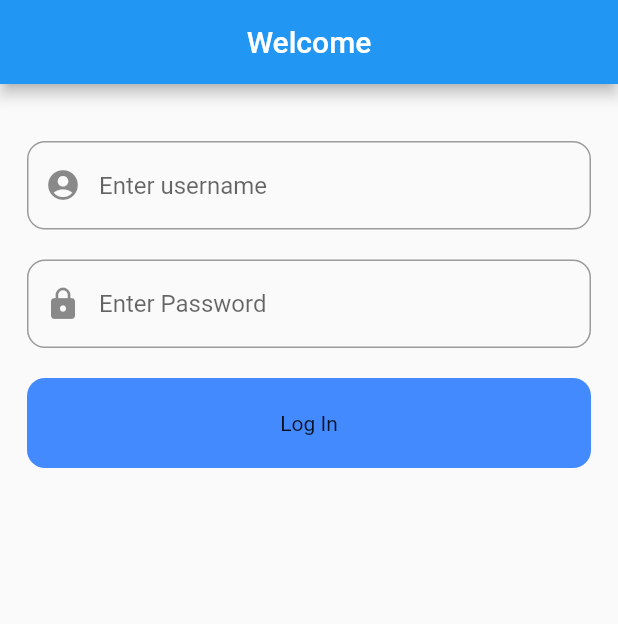
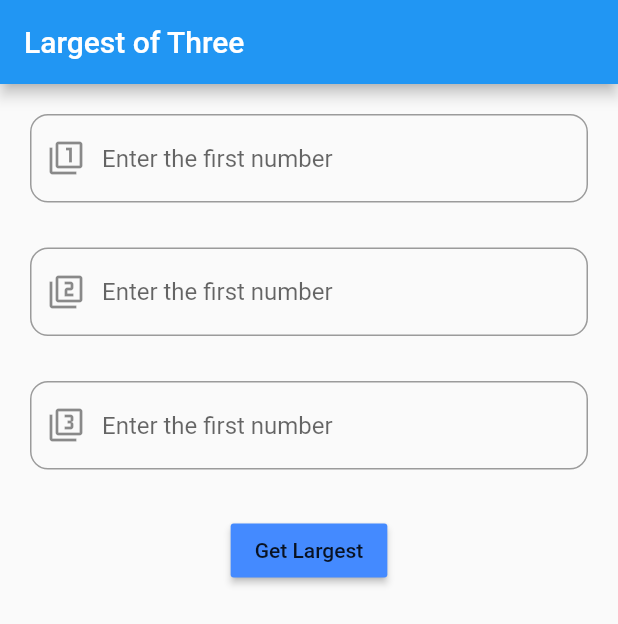
Before and after one commit to JossinAntony/Flutter-Dev-App, a Flutter app: the screen it shows after launch, on a phone screen of 412 x 824 dp. Shown: the top 624 px of the screen. Run offline on Flutter 3.47's test engine with Material 2 defaults, Android fonts, the phone set to English and light mode, and no system bars.

Commit message:
Finding largest of 3 input numbers: largestNumber.dart added.

```diff
--- a/lib/main.dart
+++ b/lib/main.dart
@@ -1,88 +1,8 @@
+import 'package:app_flutter_dev/pages/login.dart';
+import 'package:app_flutter_dev/pages/largestNumber.dart';
+import 'package:app_flutter_dev/pages/add.dart';
 import 'package:flutter/material.dart';
 
 void main() {
-  runApp(MyApp());
+  runApp(LargestNumber());
 }
-
-class MyApp extends StatelessWidget {
-
-  TextEditingController unameController = TextEditingController();
-  TextEditingController pwdController = TextEditingController();
-
-  @override
-  Widget build(BuildContext context) {
-    return MaterialApp(
-      //debugShowCheckedModeBanner: false,
-      home: Scaffold(
-        appBar: AppBar(
-          title: Text("Welcome"),
-          centerTitle: true,
-        ),
-        body: SingleChildScrollView(
-          child: Container(
-            padding: EdgeInsets.all(18.0),
-            child: Center(
-                child: Column(
-                  //mainAxisAlignment: MainAxisAlignment.center,
-                  children: <Widget>[
-                    //Text("Username"),
-                    SizedBox(height: 20.0),
-                    TextField(
-                      controller: unameController,
-                      decoration: InputDecoration(
-                          hintText: "Enter username",
-                          border: OutlineInputBorder(
-                            borderRadius: BorderRadius.circular(12.0),
-                          ),
-                          prefixIcon: Icon(Icons.account_circle),
-                        ),
-                    ),
-                    //Text("Password"),
-                    SizedBox(height: 20.0,),
-                    TextField(
-                      controller: pwdController,
-                      decoration: InputDecoration(
-                        hintText: "Enter Password",
-                        border: OutlineInputBorder(
-                          borderRadius: BorderRadius.circular(12.0),
-                        ),
-                        prefixIcon: Icon(Icons.lock),
-                      ),
-                    ),
-                    SizedBox(height: 20.0),
-                    /*
-                    RaisedButton(
-                      onPressed: (){
-                        //print('Hello World!');
-                        var uname = unameController.text;
-                        var pwd = pwdController.text;
-
-                        print(uname);
-                        print(pwd);
-                      },
-                      color: Colors.blue,
-                      child: Text("Log In"),
-                    )
-                    */
-                    Container(
-                      height:60,
-                      width: 500,
-                      child: Center(
-                        child: Text('Log In'),
-                      ),
-                      decoration: BoxDecoration(
-                        color: Colors.blueAccent,
-                        borderRadius: BorderRadius.circular(12.0),
-                      ),
-
-                    )
-                  ],
-                )
-            ),
-          ),
-        ),
-      ),
-    );
-    //return Text("Hello World!");
-  }
-}
--- /dev/null
+++ b/lib/pages/largestNumber.dart
@@ -0,0 +1,95 @@
+
+
+import 'package:flutter/material.dart';
+
+class LargestNumber extends StatelessWidget {
+
+  TextEditingController num1Cntrlr = TextEditingController();
+  TextEditingController num2Cntrlr = TextEditingController();
+  TextEditingController num3Cntrlr = TextEditingController();
+
+  double _largestNo(double var1, double var2, double var3){
+    if(var1 >= var2){
+      if(var1 >= var3){
+        return(var1);
+      }else{
+        return(var3);
+      }
+    }else {
+      if(var2 >= var3){
+        return(var2);
+      }else{
+        return(var3);
+      }
+    }
+  }
+
+
+  @override
+  Widget build(BuildContext context) {
+    return MaterialApp(
+      home: Scaffold(
+        appBar: AppBar(
+          title: Text('Largest of Three'),
+        ),
+        body: Container(
+          padding: EdgeInsets.all(20.0),
+          child: Column(
+            children: <Widget>[
+              TextField(
+                controller: num1Cntrlr,
+                decoration: InputDecoration(
+                  border: OutlineInputBorder(
+                    borderRadius: BorderRadius.circular(12),
+                  ),
+                  prefixIcon: Icon(Icons.filter_1),
+                  hintText: 'Enter the first number',
+                ),
+              ),
+
+              SizedBox(height:30),
+
+              TextField(
+                controller: num2Cntrlr,
+                decoration: InputDecoration(
+                  border: OutlineInputBorder(
+                    borderRadius: BorderRadius.circular(12),
+                  ),
+                  prefixIcon: Icon(Icons.filter_2),
+                  hintText: 'Enter the first number',
+                ),
+              ),
+
+              SizedBox(height:30),
+
+              TextField(
+                controller: num3Cntrlr,
+                decoration: InputDecoration(
+                  border: OutlineInputBorder(
+                    borderRadius: BorderRadius.circular(12),
+                  ),
+                  prefixIcon: Icon(Icons.filter_3),
+                  hintText: 'Enter the first number',
+                ),
+              ),
+
+              SizedBox(height:30),
+
+              RaisedButton(
+                onPressed: (){
+                  var num = _largestNo(double.parse(num1Cntrlr.text), double.parse(num2Cntrlr.text), double.parse(num3Cntrlr.text));
+                  print(num);
+                },
+                color: Colors.blueAccent,
+                child: Text('Get Largest'),
+
+              )
+
+
+            ],
+          )
+        ),
+      )
+    );
+  }
+}
```
Also changed, not shown: lib/pages/add.dart (added, +60 -0 lines), lib/pages/login.dart (added, +86 -0 lines).
